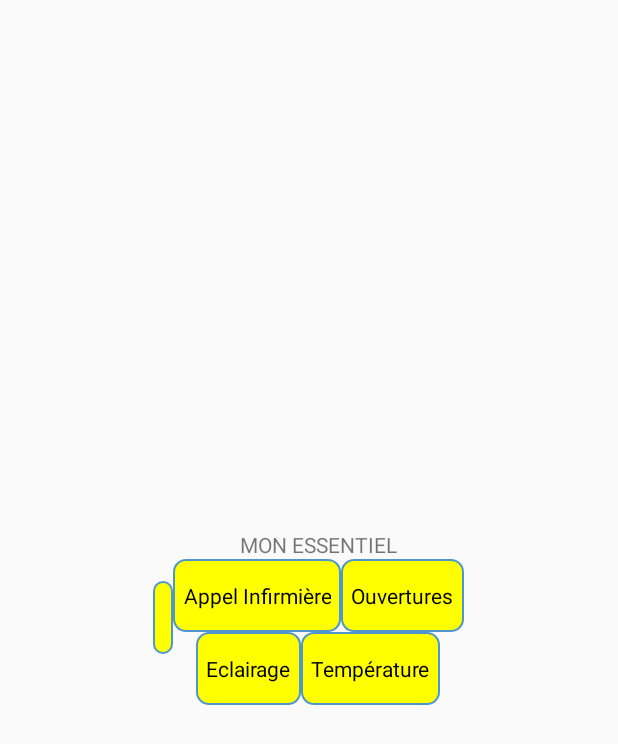
After one commit to Seabath/HandiTard, an Android app: the layout activity_essentiel.xml on its own in the app's theme, with its tools: preview values and no code run, on a phone screen of 412 x 824 dp. The commit adds this screen. Shown: the top 744 px of the screen. Run offline under Robolectric (Android 15) with nearby library versions, the phone set to English and light mode, and no system bars.

Commit message:
ajout du 2e écran

```diff
--- /dev/null
+++ b/app/src/main/res/layout/activity_eclairage.xml
@@ -0,0 +1,6 @@
+<?xml version="1.0" encoding="utf-8"?>
+<LinearLayout xmlns:android="http://schemas.android.com/apk/res/android"
+    android:orientation="vertical" android:layout_width="match_parent"
+    android:layout_height="match_parent">
+
+</LinearLayout>
--- /dev/null
+++ b/app/src/main/res/layout/activity_essentiel.xml
@@ -0,0 +1,70 @@
+<?xml version="1.0" encoding="utf-8"?>
+<android.support.constraint.ConstraintLayout xmlns:android="http://schemas.android.com/apk/res/android"
+    xmlns:app="http://schemas.android.com/apk/res-auto"
+    xmlns:tools="http://schemas.android.com/tools"
+    android:layout_width="match_parent"
+    android:layout_height="match_parent"
+    tools:context="com.example.sebas.handitard.activity.MainActivity">
+
+    <LinearLayout
+        android:layout_width="match_parent"
+        android:layout_height="match_parent"
+        android:gravity="center"
+        android:orientation="horizontal">
+
+        <Button
+            android:id="@+id/btn_telephone"
+            android:layout_width="wrap_content"
+            android:layout_height="wrap_content" />
+
+        <LinearLayout
+            android:layout_width="wrap_content"
+            android:layout_height="wrap_content"
+            android:orientation="vertical"
+            android:gravity="center">
+
+            <TextView
+                android:layout_width="wrap_content"
+                android:layout_height="wrap_content"
+                android:text="@string/mon_essentiel"
+                android:textAllCaps="true" />
+
+            <LinearLayout
+                android:layout_width="wrap_content"
+                android:layout_height="wrap_content"
+                android:orientation="horizontal">
+
+                <Button
+                    android:id="@+id/btn_infirmière"
+                    android:layout_width="match_parent"
+                    android:layout_height="wrap_content"
+                    android:text="@string/appel_infirmiere" />
+
+                <Button
+                    android:id="@+id/btn_ouverture"
+                    android:layout_width="match_parent"
+                    android:layout_height="wrap_content"
+                    android:text="@string/ouvertures" />
+            </LinearLayout>
+
+            <LinearLayout
+                android:layout_width="wrap_content"
+                android:layout_height="wrap_content"
+                android:orientation="horizontal">
+
+                <Button
+                    android:id="@+id/btn_eclairage"
+                    android:layout_width="match_parent"
+                    android:layout_height="wrap_content"
+                    android:text="@string/eclairage" />
+
+                <Button
+                    android:id="@+id/btn_temperature"
+                    android:layout_width="match_parent"
+                    android:layout_height="wrap_content"
+                    android:text="@string/temperature" />
+            </LinearLayout>
+        </LinearLayout>
+    </LinearLayout>
+
+</android.support.constraint.ConstraintLayout>
--- a/app/src/main/res/values/strings.xml
+++ b/app/src/main/res/values/strings.xml
@@ -4,4 +4,8 @@
     <string name="mon_entourage">Mon entourage</string>
     <string name="mes_loisirs">Mes loisirs</string>
     <string name="ma_sante">Ma santé</string>
+    <string name="appel_infirmiere">Appel Infirmière</string>
+    <string name="eclairage">Eclairage</string>
+    <string name="ouvertures">Ouvertures</string>
+    <string name="temperature">Température</string>
 </resources>
```
Also changed, not shown: app/src/main/AndroidManifest.xml (+10 -1 lines), app/src/main/java/com/example/sebas/handitard/activity/EclairageActivity.java (added, +16 -0 lines), app/src/main/java/com/example/sebas/handitard/activity/EssentielActivity.java (added, +104 -0 lines), app/src/main/java/com/example/sebas/handitard/activity/MainActivity.java (+10 -4 lines).
